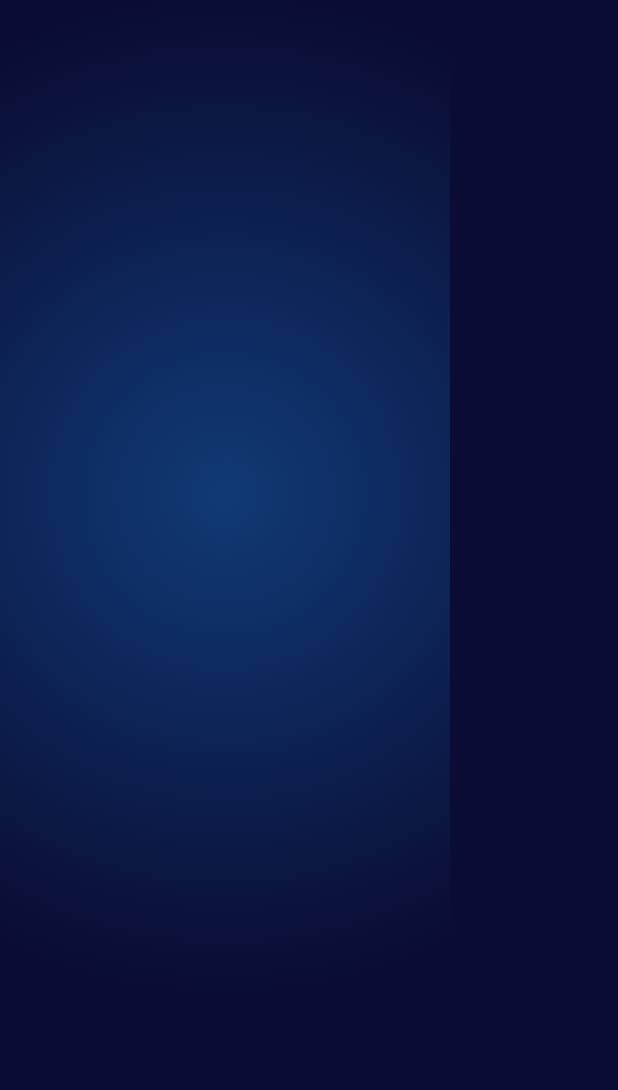
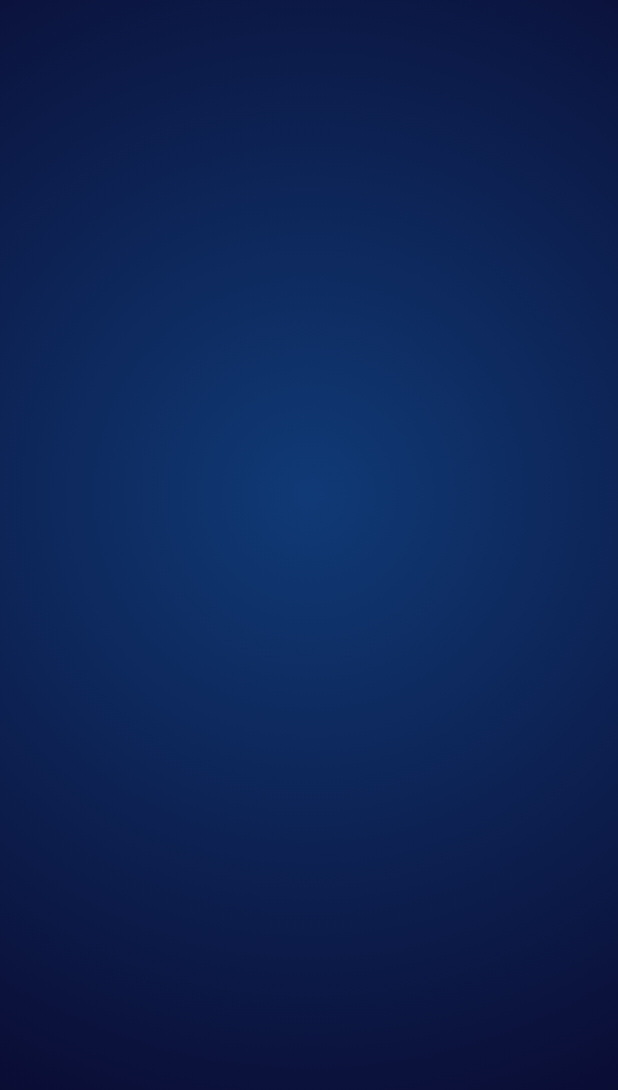
Before and after one commit to Emansalha/gaza_now, a Flutter app: the first screen one second after launch, on a phone screen of 412 x 824 dp. Shown: the top 1090 px of the screen. Run offline on Flutter 3.47's test engine with Material 3 defaults, Android fonts, the phone set to English and light mode, and no system bars; our stand-ins replace audioplayers, cached_network_image, google_mobile_ads, share_plus, shared_preferences, webview_flutter; network calls fail.

Commit message:
probe: full-screen gradient

```diff
--- a/lib/splash_screen.dart
+++ b/lib/splash_screen.dart
@@ -179,6 +179,9 @@ class _SplashScreenState extends State<SplashScreen> with TickerProviderStateMix
         behavior: HitTestBehavior.opaque,
         onTap: _goNext, // tap to skip
         child: Container(
+          // Fill the whole screen (otherwise the gradient shrinks to the widest child).
+          width: double.infinity,
+          height: double.infinity,
           decoration: const BoxDecoration(
             gradient: RadialGradient(
               center: Alignment(0, -.2),
```
